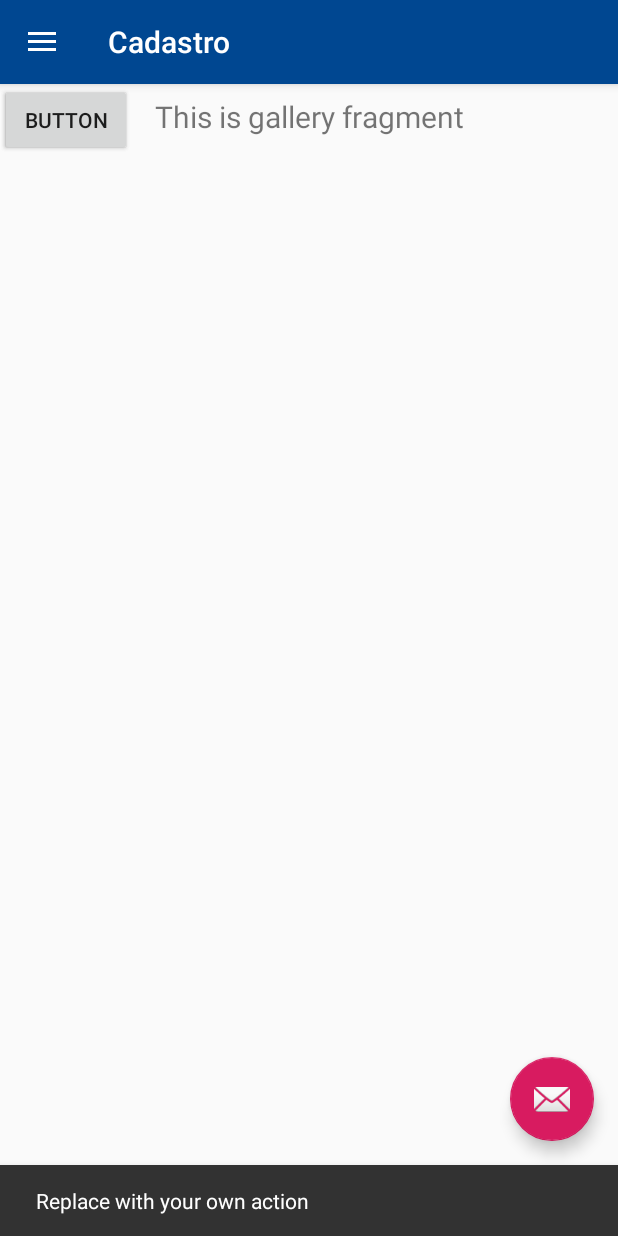
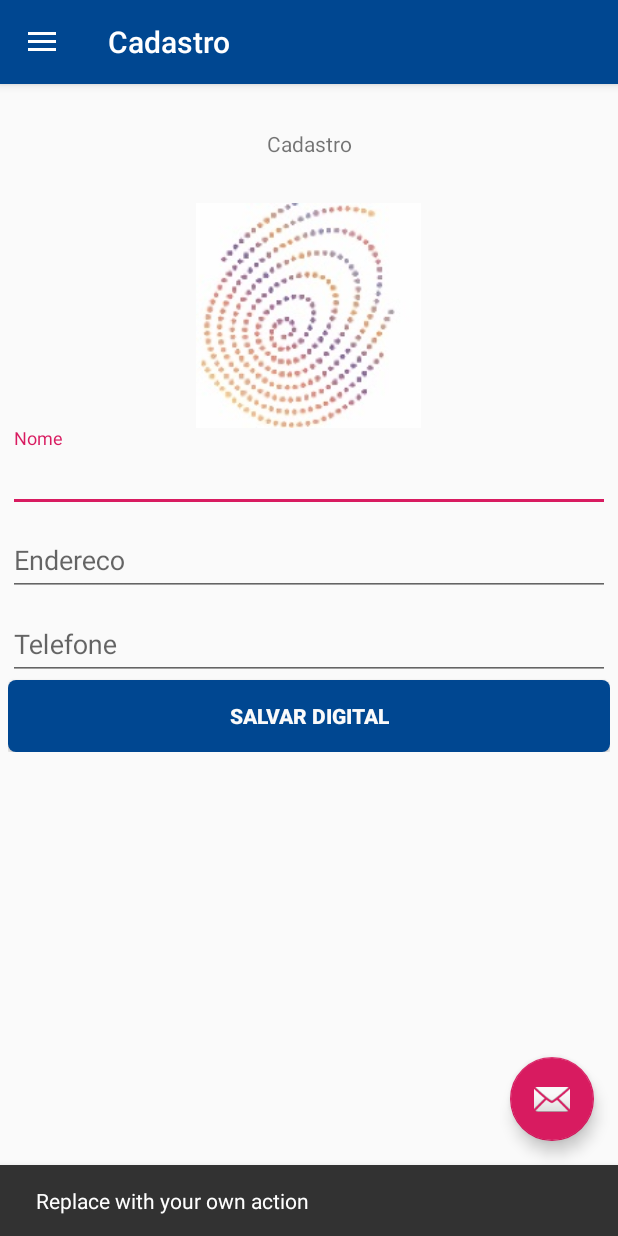
Before and after one commit to FingerTechBR/FingertechHamster-AndroidAPP-, an Android app: the fragment SampleDialogFragment placed in its activity, in the side drawer, after a tap on "Cadastro", on a phone screen of 412 x 824 dp. Run offline under Robolectric (Android 15) with nearby library versions, the phone set to English and light mode, and no system bars; our stand-ins replace ButterKnife, navigation-ui; libraries missing offline, so code that uses them is left out: com.nitgen; 2 statements that could not run were skipped.

Commit message:
cadastro/db

```diff
--- a/app/src/main/AndroidManifest.xml
+++ b/app/src/main/AndroidManifest.xml
@@ -11,13 +11,16 @@
         android:theme="@style/AppTheme">
         <activity
             android:name=".MainActivity"
+            android:windowSoftInputMode="adjustResize|stateAlwaysHidden"
             android:label="@string/app_name"
+
             android:theme="@style/AppTheme.NoActionBar">
             <intent-filter>
                 <action android:name="android.intent.action.MAIN" />
 
                 <category android:name="android.intent.category.LAUNCHER" />
             </intent-filter>
+
         </activity>
     </application>
 
--- /dev/null
+++ b/app/src/main/java/com/fingertech/fingertechcapture/Crud/DB.java
@@ -0,0 +1,36 @@
+package com.fingertech.fingertechcapture.Crud;
+
+import android.content.Context;
+import android.database.sqlite.SQLiteDatabase;
+import android.database.sqlite.SQLiteOpenHelper;
+
+import androidx.annotation.Nullable;
+
+public class DB extends SQLiteOpenHelper {
+
+    private static final String NOME_BANCO = "Fingertech";
+    private static final String TABELA = "cadastro";
+    private static final String ID = "_id";
+    private static final String NOME = "nome";
+    private static final String ENDERECO = "endereco";
+    private static final String TELEFONE = "telefone";
+    private static final String DIGITAL = "digital";
+    private static final int VERSAO = 1;
+
+    public DB(Context context) {
+        super(context, NOME_BANCO, null, VERSAO);
+    }
+
+
+    @Override
+    public void onCreate(SQLiteDatabase sqLiteDatabase) {
+
+
+
+    }
+
+    @Override
+    public void onUpgrade(SQLiteDatabase sqLiteDatabase, int i, int i1) {
+
+    }
+}
--- a/app/src/main/java/com/fingertech/fingertechcapture/SampleDialogFragment.java
+++ b/app/src/main/java/com/fingertech/fingertechcapture/SampleDialogFragment.java
@@ -5,21 +5,40 @@ import android.app.AlertDialog;
 import android.app.Dialog;
 import android.app.DialogFragment;
 import android.app.ProgressDialog;
+import android.content.Context;
+import android.content.DialogInterface;
 import android.os.Bundle;
+import android.view.View;
+
+
 
 public class SampleDialogFragment  extends DialogFragment {
 
     ProgressDialog progressDialog;
+    SampleDialogListener sampleDialogListener;
+    View view;
+    Activity activity;
 
     public interface SampleDialogListener{
 
-        public void onClickStopBtn(DialogFragment dialogFragment);
+        public void onClickStopBtn();
 
     }
 
-    SampleDialogListener sampleDialogListener;
 
+    public void setView(SampleDialogListener sampleDialogListener){
+        this.sampleDialogListener = sampleDialogListener;
+    }
 
+    @Override
+    public void onAttach(Context context) {
+        super.onAttach(context);
+        try{
+            sampleDialogListener = (SampleDialogListener)context;
+        }catch(ClassCastException e){
+            e.printStackTrace();
+        }
+    }
 
     @Override
     public void onAttach(Activity activity) {
@@ -51,8 +70,14 @@ public class SampleDialogFragment  extends DialogFragment {
             AlertDialog.Builder builder = new AlertDialog.Builder(getActivity());
             builder
                     .setTitle("AUTO ON")
-                    .setPositiveButton("STOP", (dialog, which) -> sampleDialogListener.onClickStopBtn(SampleDialogFragment.this));
+                    .setPositiveButton("STOP", new DialogInterface.OnClickListener() {
+                                @Override
+                                public void onClick(DialogInterface dialogInterface, int i) {
+                                    sampleDialogListener.onClickStopBtn();
+                                }
+                            }
 
+                    );
             return builder.create();
         }
 
--- a/app/src/main/java/com/fingertech/fingertechcapture/ui/gallery/GalleryViewModel.java
+++ b/app/src/main/java/com/fingertech/fingertechcapture/ui/gallery/CadasatroViewModel.java
@@ -4,11 +4,11 @@ import androidx.lifecycle.LiveData;
 import androidx.lifecycle.MutableLiveData;
 import androidx.lifecycle.ViewModel;
 
-public class GalleryViewModel extends ViewModel {
+public class CadasatroViewModel extends ViewModel {
 
     private MutableLiveData<String> mText;
 
-    public GalleryViewModel() {
+    public CadasatroViewModel() {
         mText = new MutableLiveData<>();
         mText.setValue("This is gallery fragment");
     }
--- a/app/src/main/java/com/fingertech/fingertechcapture/ui/gallery/GalleryFragment.java
+++ b/app/src/main/java/com/fingertech/fingertechcapture/ui/gallery/CadastroFragment.java
@@ -4,6 +4,7 @@ import android.os.Bundle;
 import android.view.LayoutInflater;
 import android.view.View;
 import android.view.ViewGroup;
+import android.widget.EditText;
 import android.widget.TextView;
 
 import androidx.annotation.Nullable;
@@ -11,25 +12,30 @@ import androidx.annotation.NonNull;
 import androidx.fragment.app.Fragment;
 import androidx.lifecycle.Observer;
 import androidx.lifecycle.ViewModelProviders;
-
+import butterknife.BindView;
+import butterknife.ButterKnife;
+import butterknife.OnClick;
 import com.fingertech.fingertechcapture.R;
 
-public class GalleryFragment extends Fragment {
+public class CadastroFragment extends Fragment {
 
-    private GalleryViewModel galleryViewModel;
+    private CadasatroViewModel cadasatroViewModel;
+    @BindView(R.id.cadasatro_et_nome)
+    EditText cadastro_et_nome;
+
+
+
 
     public View onCreateView(@NonNull LayoutInflater inflater,
                              ViewGroup container, Bundle savedInstanceState) {
-        galleryViewModel =
-                ViewModelProviders.of(this).get(GalleryViewModel.class);
-        View root = inflater.inflate(R.layout.fragment_gallery, container, false);
-        final TextView textView = root.findViewById(R.id.text_gallery);
-        galleryViewModel.getText().observe(this, new Observer<String>() {
-            @Override
-            public void onChanged(@Nullable String s) {
-                textView.setText(s);
-            }
-        });
+        cadasatroViewModel =
+                ViewModelProviders.of(this).get(CadasatroViewModel.class);
+        View root = inflater.inflate(R.layout.fragment_cadastro, container, false);
+
+        ButterKnife.bind(this,root);
+
+
+
         return root;
     }
 }
--- a/app/src/main/java/com/fingertech/fingertechcapture/ui/home/HomeFragment.java
+++ b/app/src/main/java/com/fingertech/fingertechcapture/ui/home/HomeFragment.java
@@ -16,7 +16,9 @@ import androidx.annotation.NonNull;
 import android.app.DialogFragment;
 
 import androidx.fragment.app.Fragment;
-import android.app.DialogFragment;
+import androidx.fragment.app.FragmentActivity;
+import androidx.fragment.app.FragmentManager;
+import androidx.fragment.app.FragmentTransaction;
 import androidx.lifecycle.Observer;
 import androidx.lifecycle.ViewModelProviders;
 
@@ -39,7 +41,7 @@ public class HomeFragment extends Fragment implements SampleDialogFragment.Sampl
 
     private Nitgen nitgen;
     private botoes_captura botao = new botoes_captura(null);
-    private DialogFragment sampleDialogFragment;
+    private SampleDialogFragment sampleDialogFragment;
 
 
     List<Button> botoesenables;
@@ -71,6 +73,7 @@ public class HomeFragment extends Fragment implements SampleDialogFragment.Sampl
         ButterKnife.bind(this,root);
 
 
+
         //final TextView textView = root.findViewById(R.id.text_home);
         homeViewModel.getText().observe(this, new Observer<String>() {
             @Override
@@ -89,20 +92,11 @@ public class HomeFragment extends Fragment implements SampleDialogFragment.Sampl
         nitgen = new Nitgen( this, getContext());
         //onCheckPermission();
         //btn_captura.setEnabled(false);
-
         //botao.mudarvisibilidadebotao(botoesenables);
-
 
         botoesenables =  Arrays.asList(btn_capturar_1, btn_capturar_2, btn_autoOn_1, btn_autoOn_2);
 
         botao.mudarvisibilidadebotao(botoesenables, getActivity());
-
-
-
-
-
-
-
 
         return root;
     }
@@ -133,10 +127,6 @@ public class HomeFragment extends Fragment implements SampleDialogFragment.Sampl
 
         nitgen.openDevice();
 
-
-
-
-
     }
 
 
@@ -148,10 +138,12 @@ public class HomeFragment extends Fragment implements SampleDialogFragment.Sampl
     @OnClick(R.id.btn_autoOn_1)
     public void Btn_autoOn_1(){
 
-        DialogFragment dialogFragment = new DialogFragment();
+
+
         botao = new botoes_captura(iv_digital_1);
-        sampleDialogFragment =  new  SampleDialogFragment();
-        sampleDialogFragment.show(this.getActivity().getFragmentManager(),"DIALOG_TYPE_STOP");
+        sampleDialogFragment =  new SampleDialogFragment();
+        sampleDialogFragment.setView(this);
+        sampleDialogFragment.show(getActivity().getFragmentManager(), "DIALOG_TYPE_STOP");
         sampleDialogFragment.setCancelable(false);
         nitgen.onAuthCapture1();
 
@@ -164,6 +156,7 @@ public class HomeFragment extends Fragment implements SampleDialogFragment.Sampl
 
         botao = new botoes_captura(iv_digital_2);
         sampleDialogFragment = new SampleDialogFragment();
+        sampleDialogFragment.setView(this);
         sampleDialogFragment.show(getActivity().getFragmentManager(), "DIALOG_TYPE_STOP");
         sampleDialogFragment.setCancelable(false);
         nitgen.onAuthCapture1();
@@ -217,7 +210,7 @@ public class HomeFragment extends Fragment implements SampleDialogFragment.Sampl
     @Override
     public void onInforMessage(String msg) {
         getActivity().runOnUiThread(() -> {
-            Toast.makeText(getActivity(),msg,Toast.LENGTH_SHORT).show();
+            //Toast.makeText(getActivity(),msg,Toast.LENGTH_SHORT).show();
         });
     }
     @Override
@@ -233,7 +226,7 @@ public class HomeFragment extends Fragment implements SampleDialogFragment.Sampl
     public void showToast(String msg) {
         getActivity().runOnUiThread(() -> {
 
-            Toast.makeText(getActivity(),msg,Toast.LENGTH_SHORT).show();
+            //Toast.makeText(getActivity(),msg,Toast.LENGTH_SHORT).show();
 
         });
     }
@@ -271,7 +264,7 @@ public class HomeFragment extends Fragment implements SampleDialogFragment.Sampl
 
 
     @Override
-    public void onClickStopBtn(DialogFragment dialogFragment) {
+    public void onClickStopBtn() {
         Toast.makeText(getActivity(),"onstopclick",Toast.LENGTH_SHORT).show();
         hideLoading();
         nitgen.onCaptureCancel();
--- /dev/null
+++ b/app/src/main/res/layout/fragment_cadastro.xml
@@ -0,0 +1,84 @@
+<?xml version="1.0" encoding="utf-8"?>
+<ScrollView xmlns:android="http://schemas.android.com/apk/res/android"
+    xmlns:app="http://schemas.android.com/apk/res-auto"
+    xmlns:tools="http://schemas.android.com/tools"
+    android:layout_width="match_parent"
+    android:layout_height="match_parent">
+
+
+    <LinearLayout
+        android:id="@+id/margin"
+        android:layout_width="match_parent"
+        android:layout_height="match_parent"
+        android:layout_marginLeft="5dp"
+        android:layout_marginTop="30dp"
+        android:layout_marginRight="5dp"
+        android:gravity="center_horizontal|center_vertical"
+        android:orientation="vertical">
+
+        <TextView
+            android:id="@+id/textView2"
+            android:layout_width="match_parent"
+            android:layout_height="wrap_content"
+            android:gravity="center_horizontal"
+            android:text="Cadastro" />
+
+        <ImageView
+            android:id="@+id/imageView2"
+            android:layout_width="150dp"
+            android:layout_height="150dp"
+            android:layout_gravity="center_horizontal"
+            android:layout_marginTop="30dp"
+            android:visibility="visible"
+            app:srcCompat="@mipmap/ic_launcher_foreground"
+            tools:srcCompat="@mipmap/ic_launcher_foreground" />
+
+        <com.google.android.material.textfield.TextInputLayout
+            android:layout_width="match_parent"
+            android:layout_height="match_parent">
+
+            <com.google.android.material.textfield.TextInputEditText
+                android:id="@+id/cadasatro_et_nome"
+                android:layout_width="match_parent"
+                android:layout_height="wrap_content"
+                android:hint="Nome"
+                android:imeOptions="actionNext"
+                android:singleLine="true" />
+        </com.google.android.material.textfield.TextInputLayout>
+
+        <com.google.android.material.textfield.TextInputLayout
+            android:layout_width="match_parent"
+            android:layout_height="match_parent">
+
+            <com.google.android.material.textfield.TextInputEditText
+                android:id="@+id/cadasatro_et__endereco"
+                android:layout_width="match_parent"
+                android:layout_height="wrap_content"
+                android:hint="Endereco"
+                android:imeOptions="actionNext"
+                android:singleLine="true" />
+        </com.google.android.material.textfield.TextInputLayout>
+
+        <com.google.android.material.textfield.TextInputLayout
+            android:layout_width="match_parent"
+            android:layout_height="match_parent">
+
+            <com.google.android.material.textfield.TextInputEditText
+                android:id="@+id/cadasatro_et_tel"
+                android:layout_width="match_parent"
+                android:layout_height="wrap_content"
+                android:hint="Telefone"
+                android:inputType="phone" />
+        </com.google.android.material.textfield.TextInputLayout>
+
+        <Button
+            android:id="@+id/button"
+            style="@style/fg_button"
+            android:layout_width="match_parent"
+            android:layout_height="wrap_content"
+            android:background="@drawable/btn_state"
+            android:text="Salvar Digital"
+            android:theme="@style/fg_button" />
+
+    </LinearLayout>
+    </ScrollView>
--- a/app/src/main/res/layout/fragment_gallery.xml
+++ /dev/null
@@ -1,36 +0,0 @@
-<?xml version="1.0" encoding="utf-8"?>
-<androidx.constraintlayout.widget.ConstraintLayout xmlns:android="http://schemas.android.com/apk/res/android"
-    xmlns:app="http://schemas.android.com/apk/res-auto"
-    xmlns:tools="http://schemas.android.com/tools"
-    android:layout_width="match_parent"
-    android:layout_height="match_parent">
-
-    <TextView
-        android:id="@+id/text_gallery"
-        android:layout_width="match_parent"
-        android:layout_height="wrap_content"
-        android:layout_marginStart="8dp"
-        android:layout_marginTop="8dp"
-        android:layout_marginEnd="8dp"
-        android:textAlignment="center"
-        android:textSize="20sp"
-        app:layout_constraintEnd_toEndOf="parent"
-        app:layout_constraintStart_toStartOf="parent"
-        app:layout_constraintTop_toTopOf="parent" />
-
-    <Button
-        android:id="@+id/button"
-        android:layout_width="wrap_content"
-        android:layout_height="wrap_content"
-        android:text="Button"
-        tools:layout_editor_absoluteX="145dp"
-        tools:layout_editor_absoluteY="208dp" />
-
-    <Button
-        android:id="@+id/button2"
-        android:layout_width="wrap_content"
-        android:layout_height="wrap_content"
-        android:text="Button"
-        tools:layout_editor_absoluteX="149dp"
-        tools:layout_editor_absoluteY="398dp" />
-</androidx.constraintlayout.widget.ConstraintLayout>
--- a/app/src/main/res/layout/fragment_home.xml
+++ b/app/src/main/res/layout/fragment_home.xml
@@ -5,7 +5,7 @@
     android:layout_height="match_parent">
 
     <ScrollView
-        android:layout_width="416dp"
+        android:layout_width="0dp"
         android:layout_height="675dp"
         app:layout_constraintBottom_toBottomOf="parent"
         app:layout_constraintEnd_toEndOf="@+id/nav_host_fragment"
@@ -90,13 +90,13 @@
 
                 <Button
                     android:id="@+id/btn_capturar_1"
-                    android:theme="@style/fg_button"
                     style="@style/fg_button"
                     android:layout_width="wrap_content"
                     android:layout_height="wrap_content"
                     android:layout_weight="1"
                     android:background="@drawable/btn_state"
-                    android:text="Captura 1" />
+                    android:text="Captura 1"
+                    android:theme="@style/fg_button" />
 
                 <Space
                     android:layout_width="wrap_content"
--- a/app/src/main/res/navigation/mobile_navigation.xml
+++ b/app/src/main/res/navigation/mobile_navigation.xml
@@ -13,9 +13,9 @@
 
     <fragment
         android:id="@+id/nav_gallery"
-        android:name="com.fingertech.fingertechcapture.ui.gallery.GalleryFragment"
+        android:name="com.fingertech.fingertechcapture.ui.gallery.CadastroFragment"
         android:label="@string/menu_gallery"
-        tools:layout="@layout/fragment_gallery" />
+        tools:layout="@layout/fragment_cadastro" />
 
     <fragment
         android:id="@+id/nav_slideshow"
```
